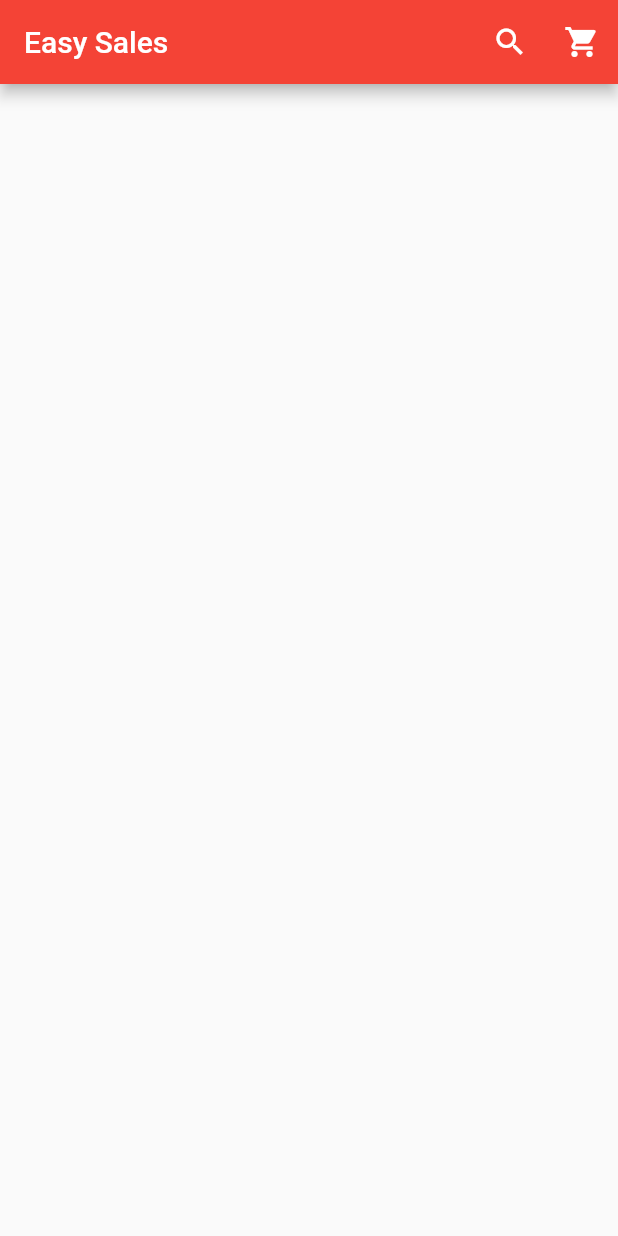
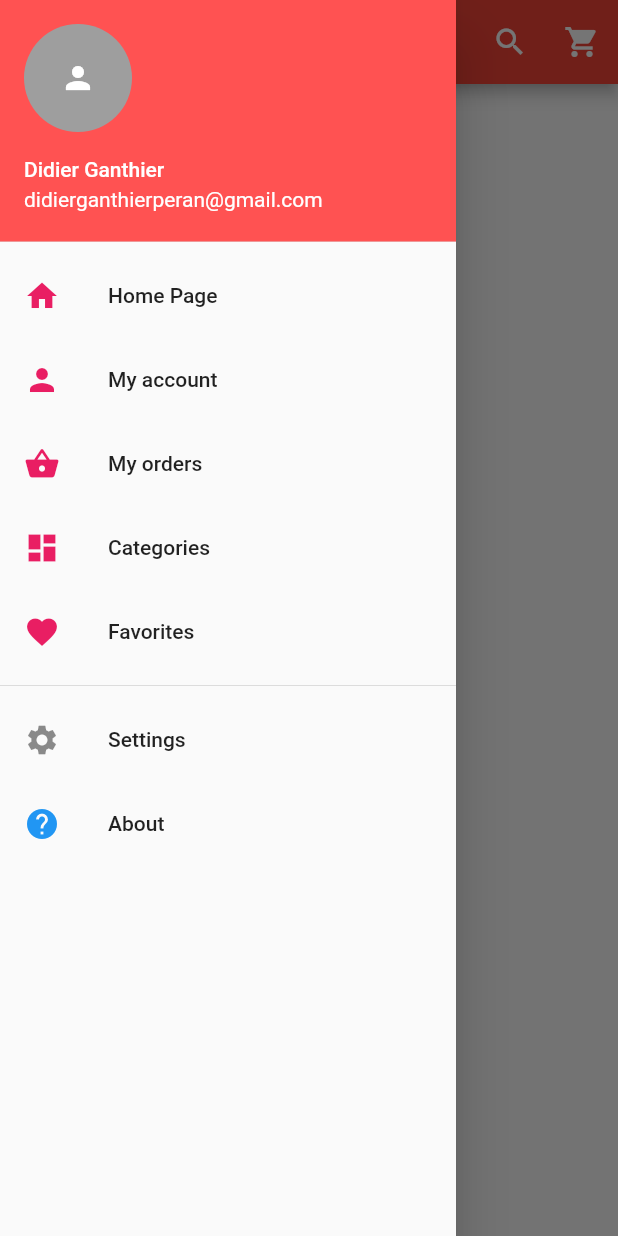
Before and after one commit to didierganthier/easy_sales_app, a Flutter app: the screen it shows after launch, with the side drawer open (before the commit the screen has no drawer), on a phone screen of 412 x 824 dp. Run offline on Flutter 3.47's test engine with Material 2 defaults, Android fonts, the phone set to English and light mode, and no system bars.

```diff
--- a/lib/main.dart
+++ b/lib/main.dart
@@ -5,7 +5,7 @@ void main() {
     MaterialApp(
       debugShowCheckedModeBanner: false,
       home: HomePage(),
-    )
+    ),
   );
 }
 
@@ -22,9 +22,89 @@ class _HomePageState extends State<HomePage> {
         backgroundColor: Colors.red,
         title: Text('Easy Sales'),
         actions: <Widget>[
-          IconButton(icon: Icon(Icons.search, color: Colors.white,), onPressed: (){}),
-          IconButton(icon: Icon(Icons.shopping_cart, color: Colors.white,), onPressed: (){}),
+          IconButton(
+              icon: Icon(
+                Icons.search,
+                color: Colors.white,
+              ),
+              onPressed: () {}),
+          IconButton(
+              icon: Icon(
+                Icons.shopping_cart,
+                color: Colors.white,
+              ),
+              onPressed: () {}),
         ],
+      ),
+      drawer: Drawer(
+        child: ListView(
+          children: <Widget>[
+            UserAccountsDrawerHeader(
+              accountName: Text('Didier Ganthier'),
+              accountEmail: Text('didierganthierperan@gmail.com'),
+              currentAccountPicture: GestureDetector(
+                child: CircleAvatar(
+                  backgroundColor: Colors.grey,
+                  child: Icon(
+                    Icons.person,
+                    color: Colors.white,
+                  ),
+                ),
+              ),
+              decoration: BoxDecoration(color: Colors.redAccent),
+            ),
+            InkWell(
+              onTap: () {},
+              child: ListTile(
+                title: Text('Home Page'),
+                leading: Icon(Icons.home, color: Colors.pink),
+              ),
+            ),
+            InkWell(
+              onTap: () {},
+              child: ListTile(
+                title: Text('My account'),
+                leading: Icon(Icons.person, color: Colors.pink),
+              ),
+            ),
+            InkWell(
+              onTap: () {},
+              child: ListTile(
+                title: Text('My orders'),
+                leading: Icon(Icons.shopping_basket, color: Colors.pink),
+              ),
+            ),
+            InkWell(
+              onTap: () {},
+              child: ListTile(
+                title: Text('Categories'),
+                leading: Icon(Icons.dashboard, color: Colors.pink),
+              ),
+            ),
+            InkWell(
+              onTap: () {},
+              child: ListTile(
+                title: Text('Favorites'),
+                leading: Icon(Icons.favorite, color: Colors.pink),
+              ),
+            ),
+            Divider(),
+            InkWell(
+              onTap: () {},
+              child: ListTile(
+                title: Text('Settings'),
+                leading: Icon(Icons.settings),
+              ),
+            ),
+            InkWell(
+              onTap: () {},
+              child: ListTile(
+                title: Text('About'),
+                leading: Icon(Icons.help, color: Colors.blue),
+              ),
+            ),
+          ],
+        ),
       ),
     );
   }
```
Also changed, not shown: images/cats/accessories.png (added), images/cats/dress.png (added), images/cats/formal.png (added), images/cats/informal.png (added), images/cats/jeans.png (added), images/cats/shoe.png (added), images/cats/tshirt.png (added), images/products/blazer1.jpeg (added), images/products/blazer2.jpeg (added), images/products/dress1.jpeg (added), images/products/dress2.jpeg (added), images/products/hills1.jpeg (added), images/products/hills2.jpeg (added), images/products/pants1.jpg (added), 4 more files, 1 other file.
